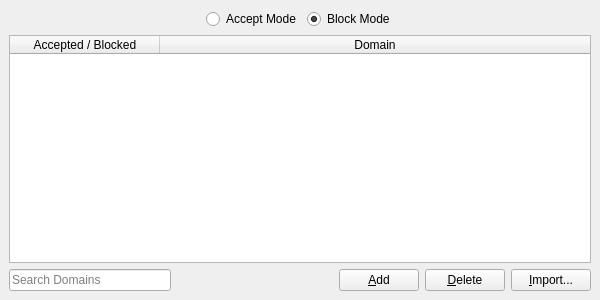
Old version of the form 2.x/UI/dooble_accepted_or_blocked_domains.ui in the repository textbrowser/dooble.
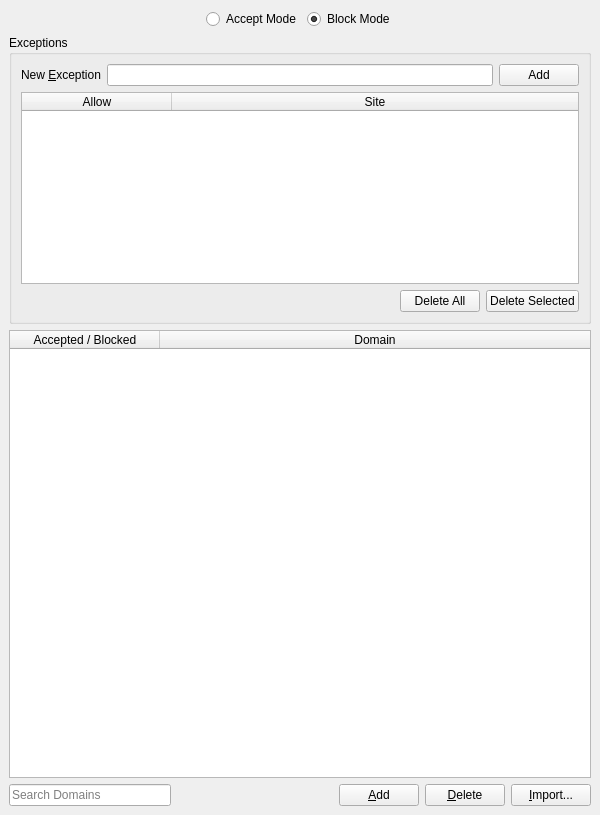
New version of the form. Icons and pictures are not drawn. Custom widgets are drawn as their Qt base class.

Commit message: Prepare for exceptions.

Patch:
```diff
--- a/2.x/UI/dooble_accepted_or_blocked_domains.ui
+++ b/2.x/UI/dooble_accepted_or_blocked_domains.ui
@@ -7,7 +7,7 @@
     <x>0</x>
     <y>0</y>
     <width>600</width>
-    <height>300</height>
+    <height>815</height>
    </rect>
   </property>
   <property name="windowTitle">
@@ -72,6 +72,121 @@
       </item>
      </layout>
     </item>
+    <item>
+     <widget class="QGroupBox" name="groupBox">
+      <property name="sizePolicy">
+       <sizepolicy hsizetype="Preferred" vsizetype="Fixed">
+        <horstretch>0</horstretch>
+        <verstretch>0</verstretch>
+       </sizepolicy>
+      </property>
+      <property name="title">
+       <string>Exceptions</string>
+      </property>
+      <layout class="QVBoxLayout" name="verticalLayout_15">
+       <item>
+        <layout class="QHBoxLayout" name="horizontalLayout_14">
+         <item>
+          <widget class="QLabel" name="label_22">
+           <property name="text">
+            <string>New &amp;Exception</string>
+           </property>
+           <property name="buddy">
+            <cstring>exception</cstring>
+           </property>
+          </widget>
+         </item>
+         <item>
+          <widget class="QLineEdit" name="exception">
+           <property name="toolTip">
+            <string>&lt;html&gt;&lt;head/&gt;&lt;body&gt;&lt;p&gt;Please specify a complete URL.&lt;/p&gt;&lt;/body&gt;&lt;/html&gt;</string>
+           </property>
+           <property name="clearButtonEnabled">
+            <bool>true</bool>
+           </property>
+          </widget>
+         </item>
+         <item>
+          <widget class="QPushButton" name="add_exception">
+           <property name="text">
+            <string>Add</string>
+           </property>
+          </widget>
+         </item>
+        </layout>
+       </item>
+       <item>
+        <widget class="QTableWidget" name="exceptions">
+         <property name="alternatingRowColors">
+          <bool>true</bool>
+         </property>
+         <property name="selectionBehavior">
+          <enum>QAbstractItemView::SelectRows</enum>
+         </property>
+         <property name="horizontalScrollMode">
+          <enum>QAbstractItemView::ScrollPerPixel</enum>
+         </property>
+         <property name="showGrid">
+          <bool>false</bool>
+         </property>
+         <attribute name="horizontalHeaderDefaultSectionSize">
+          <number>150</number>
+         </attribute>
+         <attribute name="horizontalHeaderMinimumSectionSize">
+          <number>150</number>
+         </attribute>
+         <attribute name="horizontalHeaderStretchLastSection">
+          <bool>true</bool>
+         </attribute>
+         <attribute name="verticalHeaderVisible">
+          <bool>false</bool>
+         </attribute>
+         <column>
+          <property name="text">
+           <string>Allow</string>
+          </property>
+         </column>
+         <column>
+          <property name="text">
+           <string>Site</string>
+          </property>
+         </column>
+        </widget>
+       </item>
+       <item>
+        <layout class="QHBoxLayout" name="horizontalLayout_13">
+         <item>
+          <spacer name="horizontalSpacer_14">
+           <property name="orientation">
+            <enum>Qt::Horizontal</enum>
+           </property>
+           <property name="sizeHint" stdset="0">
+            <size>
+             <width>40</width>
+             <height>20</height>
+            </size>
+           </property>
+          </spacer>
+         </item>
+         <item>
+          <widget class="QPushButton" name="delete_all_exceptions">
+           <property name="text">
+            <string>Delete All</string>
+           </property>
+          </widget>
+         </item>
+         <item>
+          <widget class="QPushButton" name="delete_selected_exceptions">
+           <property name="text">
+            <string>Delete Selected</string>
+           </property>
+          </widget>
+         </item>
+        </layout>
+       </item>
+      </layout>
+     </widget>
+    </item>
     <item>
      <widget class="QTableWidget" name="table">
       <property name="alternatingRowColors">
```
Left out of the diff: 6 changed lines with no effect on the pictures.
